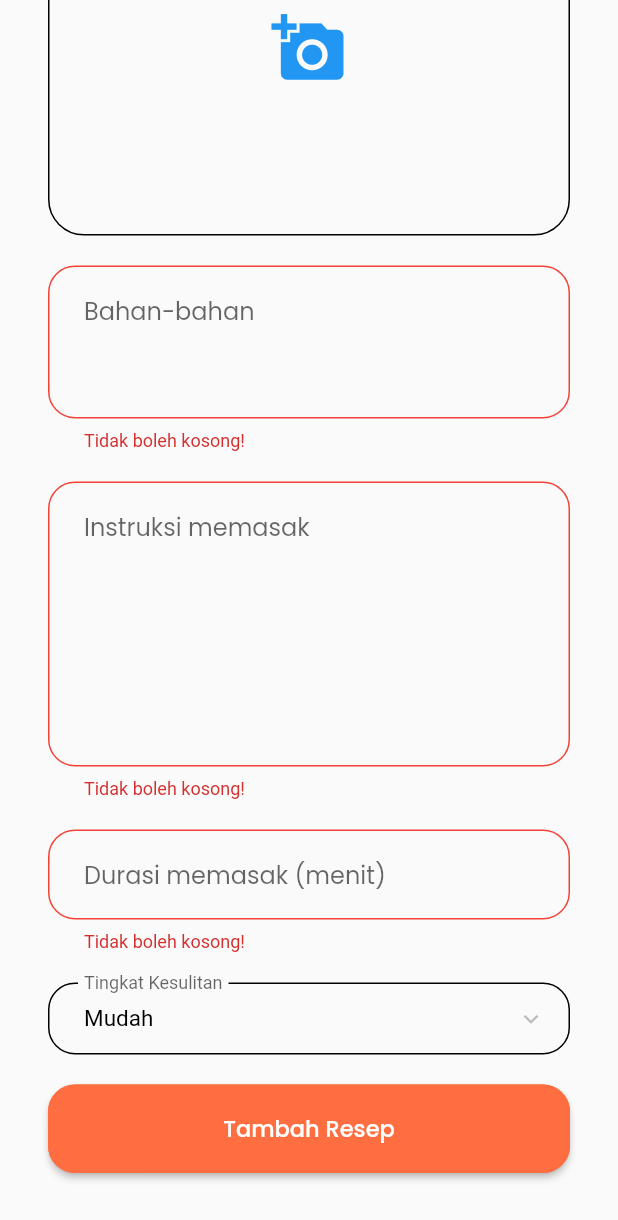
After one commit to dillaasya/dietary_works_capstone, a Flutter app: the AddPage screen opened directly, scrolled down 277 dp, after a tap on "Tambah Resep", on a phone screen of 412 x 824 dp. The commit adds this screen. Shown: the top 1220 px of the screen. Run offline on Flutter 3.47's test engine with Material 2 defaults, Android fonts, the phone set to English and light mode, and no system bars; our stand-ins replace cloud_firestore, firebase_core, firebase_storage, google_fonts, image_picker; accounts and stored records are empty.

Commit message:
final revert

```diff
--- /dev/null
+++ b/lib/ui/add_page.dart
@@ -0,0 +1,458 @@
+import 'package:cloud_firestore/cloud_firestore.dart';
+import 'package:dietary_works_capstone/ui/home_page.dart';
+import 'package:flutter/material.dart';
+import 'package:google_fonts/google_fonts.dart';
+import 'dart:io';
+import 'package:firebase_storage/firebase_storage.dart';
+import 'package:image_picker/image_picker.dart';
+
+class AddPage extends StatefulWidget {
+  static const routeName = '/add_page';
+
+  const AddPage({Key? key}) : super(key: key);
+
+  @override
+  _AddPageState createState() => _AddPageState();
+}
+
+class _AddPageState extends State<AddPage> {
+  final GlobalKey<FormState> _formKeyValue = GlobalKey<FormState>();
+  var scaffoldKey = GlobalKey<ScaffoldState>();
+
+  String? tingkatKesulitan = 'Mudah';
+
+  final kesulitan = ["Mudah", "Sedang", "Sulit"];
+
+  final TextEditingController nameController = TextEditingController();
+  final TextEditingController levelController = TextEditingController();
+  final TextEditingController durationController = TextEditingController();
+  final TextEditingController materialController = TextEditingController();
+  final TextEditingController tutorialController = TextEditingController();
+
+  File? image, _imageItem;
+  String? _urlItemImage;
+
+  @override
+  void initState() {
+    super.initState();
+  }
+
+  @override
+  Widget build(BuildContext context) {
+    return Scaffold(
+        body: SafeArea(
+          child: ListView(
+            children: [
+              Padding(
+                padding: EdgeInsets.only(left: 14, top: 22),
+                child: Row(
+                  children: [
+                    CircleAvatar(
+                      backgroundColor: Colors.deepOrangeAccent,
+                      child: IconButton(
+                          icon: const Icon(Icons.arrow_back),
+                          color: Colors.white,
+                          onPressed: () {
+                            Navigator.pop(context);
+                          }),
+                    ),
+                    const SizedBox(width: 15,),
+                    Text(
+                      'Tambah Resep',
+                      style: GoogleFonts.roboto(
+                          fontSize: 25, fontWeight: FontWeight.w700, color: Colors.deepOrangeAccent),
+                    ),
+                  ],
+                ),
+              ),
+              Container(
+                  padding: const EdgeInsets.only(left: 32, right: 32, bottom: 32),
+                  child: Form(
+                    autovalidateMode: AutovalidateMode.always,
+                    key: _formKeyValue,
+                    child: Column(
+                      mainAxisAlignment: MainAxisAlignment.start,
+                      crossAxisAlignment: CrossAxisAlignment.start,
+                      children: [
+                        Padding(
+                          padding: const EdgeInsets.only(top: 20, bottom: 10),
+                          child: TextFormField(
+                            validator: (value) {
+                              if (value!.isNotEmpty && value.length > 2) {
+                                return null;
+                              } else if (value.length < 5 && value.isNotEmpty) {
+                                return 'Nama resep anda terlalu singkat!';
+                              } else {
+                                return 'Tidak boleh kosong!';
+                              }
+                            },
+                            style: GoogleFonts.poppins(),
+                            controller: nameController,
+                            decoration:  InputDecoration(
+                              hintText: "Nama resep",
+                              focusedBorder: OutlineInputBorder(
+                                borderRadius: BorderRadius.circular(18.0),
+                                borderSide: const BorderSide(
+                                  color: Colors.deepOrangeAccent,
+                                  width: 1.0,
+                                ),
+                              ),
+                              enabledBorder: OutlineInputBorder(
+                                borderRadius: BorderRadius.circular(18.0),
+                                borderSide: const BorderSide(
+                                  color: Colors.black,
+                                  width: 1.0,
+                                ),
+                              ),
+                              errorBorder: OutlineInputBorder(
+                                borderRadius: BorderRadius.circular(18.0),
+                                borderSide: const BorderSide(
+                                  color: Colors.red,
+                                  width: 1.0,
+                                ),
+                              ),
+                              focusedErrorBorder: OutlineInputBorder(
+                                borderRadius: BorderRadius.circular(18.0),
+                                borderSide: const BorderSide(
+                                  color: Colors.red,
+                                  width: 1.0,
+                                ),
+                              ),
+                              contentPadding:
+                              const EdgeInsets.only(left: 24.0, top: 18, bottom: 18),
+                            ),
+                          ),
+                        ),
+                        Container(
+                          width: 350,
+                          height: 250,
+                          margin: const EdgeInsets.only(top: 10, bottom: 10),
+                          decoration: BoxDecoration(
+                            border: Border.all(color: Colors.black),
+                            borderRadius: BorderRadius.circular(24),
+                          ),
+                          child: _imageItem != null
+                              ? Image.file(_imageItem!)
+                              : TextButton(
+                            child: const Icon(
+                              Icons.add_a_photo,
+                              size: 50,
+                            ),
+                            onPressed: () async {
+                              final image = await ImagePicker()
+                                  .pickImage(
+                                  source: ImageSource.gallery);
+                              if (image == null) return;
+
+                              final imageTemporary = File(image.path);
+                              setState(() {
+                                this.image = imageTemporary;
+                                _imageItem = imageTemporary;
+                              });
+
+                              SnackBar snackBarWaiting = const SnackBar(
+                                  content: Text('Mohon Tunggu'));
+                              ScaffoldMessenger.of(context).showSnackBar(snackBarWaiting);
+
+                              postImage().then((downloadUrl) {
+                                _urlItemImage = downloadUrl;
+                                SnackBar snackBarSuccess = const SnackBar(
+                                    content:
+                                    Text('Uploaded Successfully'));
+                                ScaffoldMessenger.of(context).showSnackBar(snackBarSuccess);
+                              });
+                              setState(() {});
+                            },
+                          ),
+                        ),
+                        Padding(
+                          padding: const EdgeInsets.only(top: 10, bottom: 10),
+                          child: TextFormField(
+                            validator: (value) {
+                              if (value!.isNotEmpty) {
+                                return null;
+                              } else {
+                                return 'Tidak boleh kosong!';
+                              }
+                            },
+                            style: GoogleFonts.poppins(),
+                            maxLines: 3,
+                            controller: materialController,
+                            decoration: InputDecoration(
+                              hintText: "Bahan-bahan",
+                              focusedBorder: OutlineInputBorder(
+                                borderRadius: BorderRadius.circular(18.0),
+                                borderSide: const BorderSide(
+                                  color: Colors.deepOrangeAccent,
+                                  width: 1.0,
+                                ),
+                              ),
+                              enabledBorder: OutlineInputBorder(
+                                borderRadius: BorderRadius.circular(18.0),
+                                borderSide: const BorderSide(
+                                  color: Colors.black,
+                                  width: 1.0,
+                                ),
+                              ),
+                              errorBorder: OutlineInputBorder(
+                                borderRadius: BorderRadius.circular(18.0),
+                                borderSide: const BorderSide(
+                                  color: Colors.red,
+                                  width: 1.0,
+                                ),
+                              ),
+                              focusedErrorBorder: OutlineInputBorder(
+                                borderRadius: BorderRadius.circular(18.0),
+                                borderSide: const BorderSide(
+                                  color: Colors.red,
+                                  width: 1.0,
+                                ),
+                              ),
+                              contentPadding:
+                              const EdgeInsets.only(left: 24.0, top: 18, bottom: 18),
+                            ),
+                            keyboardType: TextInputType.multiline,
+                          ),
+                        ),
+                        Padding(
+                          padding: const EdgeInsets.only(top: 10, bottom: 10),
+                          child: TextFormField(
+                            validator: (value) {
+                              if (value!.isNotEmpty) {
+                                return null;
+                              } else {
+                                return 'Tidak boleh kosong!';
+                              }
+                            },
+                            style: GoogleFonts.poppins(),
+                            maxLines: 7,
+                            controller: tutorialController,
+                            decoration:  InputDecoration(
+                              hintText: "Instruksi memasak",
+                              focusedBorder: OutlineInputBorder(
+                                borderRadius: BorderRadius.circular(18.0),
+                                borderSide: const BorderSide(
+                                  color: Colors.deepOrangeAccent,
+                                  width: 1.0,
+                                ),
+                              ),
+                              enabledBorder: OutlineInputBorder(
+                                borderRadius: BorderRadius.circular(18.0),
+                                borderSide: const BorderSide(
+                                  color: Colors.black,
+                                  width: 1.0,
+                                ),
+                              ),
+                              errorBorder: OutlineInputBorder(
+                                borderRadius: BorderRadius.circular(18.0),
+                                borderSide: const BorderSide(
+                                  color: Colors.red,
+                                  width: 1.0,
+                                ),
+                              ),
+                              focusedErrorBorder: OutlineInputBorder(
+                                borderRadius: BorderRadius.circular(18.0),
+                                borderSide: const BorderSide(
+                                  color: Colors.red,
+                                  width: 1.0,
+                                ),
+                              ),
+                              contentPadding:
+                              const EdgeInsets.only(left: 24.0, top: 18, bottom: 18),
+                            ),
+                            keyboardType: TextInputType.multiline,
+                          ),
+                        ),
+                        Padding(
+                          padding: const EdgeInsets.only(top: 10, bottom: 10),
+                          child: TextFormField(
+                            validator: (value) {
+                              if (value!.isEmpty) {
+                                return 'Tidak boleh kosong!';
+                              } else {
+                                return null;
+                              }
+                            },
+                            style: GoogleFonts.poppins(),
+                            controller: durationController,
+                            decoration: InputDecoration(
+                              hintText: "Durasi memasak (menit)",
+                              focusedBorder: OutlineInputBorder(
+                                borderRadius: BorderRadius.circular(18.0),
+                                borderSide: const BorderSide(
+                                  color: Colors.deepOrangeAccent,
+                                  width: 1.0,
+                                ),
+                              ),
+                              enabledBorder: OutlineInputBorder(
+                                borderRadius: BorderRadius.circular(18.0),
+                                borderSide: const BorderSide(
+                                  color: Colors.black,
+                                  width: 1.0,
+                                ),
+                              ),
+                              errorBorder: OutlineInputBorder(
+                                borderRadius: BorderRadius.circular(18.0),
+                                borderSide: const BorderSide(
+                                  color: Colors.red,
+                                  width: 1.0,
+                                ),
+                              ),
+                              focusedErrorBorder: OutlineInputBorder(
+                                borderRadius: BorderRadius.circular(18.0),
+                                borderSide: const BorderSide(
+                                  color: Colors.red,
+                                  width: 1.0,
+                                ),
+                              ),
+                              contentPadding:
+                              const EdgeInsets.only(left: 24.0, top: 18, bottom: 18),
+                            ),
+                            keyboardType: TextInputType.number,
+                          ),
+                        ),
+                        Padding(
+                          padding: const EdgeInsets.only(top: 10, bottom: 10),
+                          child: DropdownButtonFormField<String>(
+                            icon: Padding(
+                              padding: const EdgeInsets.only(right: 16.0),
+                              child: Icon(
+                                Icons.keyboard_arrow_down,
+                                color: Colors.black.withOpacity(0.25),
+                                size: 20,
+                              ),
+                            ),
+                            decoration: InputDecoration(
+                              labelText: "Tingkat Kesulitan",
+                              border: InputBorder.none,
+                              focusedBorder: OutlineInputBorder(
+                                borderRadius: BorderRadius.circular(18.0),
+                                borderSide: const BorderSide(
+                                  color: Colors.deepOrangeAccent,
+                                  width: 1.0,
+                                ),
+                              ),
+                              enabledBorder: OutlineInputBorder(
+                                borderRadius: BorderRadius.circular(18.0),
+                                borderSide: const BorderSide(
+                                  color: Colors.black,
+                                  width: 1.0,
+                                ),
+                              ),
+                              errorBorder: OutlineInputBorder(
+                                borderRadius: BorderRadius.circular(18.0),
+                                borderSide: const BorderSide(
+                                  color: Colors.red,
+                                  width: 1.0,
+                                ),
+                              ),
+                              focusedErrorBorder: OutlineInputBorder(
+                                borderRadius: BorderRadius.circular(18.0),
+                                borderSide: const BorderSide(
+                                  color: Colors.red,
+                                  width: 1.0,
+                                ),
+                              ),
+                              filled: false,
+                              contentPadding:
+                              const EdgeInsets.only(left: 24.0, right: 0),
+                              hintStyle: GoogleFonts.roboto(
+                                  fontSize: 20,
+                                  color: Colors.black.withOpacity(0.25)
+                              ),
+                            ),
+                            value: tingkatKesulitan,
+                            onChanged: (newValue) {
+                              setState(() {
+                                tingkatKesulitan = newValue!;
+                              });
+                            },
+                            validator: (value) {
+                              if (value!.isNotEmpty) {
+                                return null;
+                              } else {
+                                return 'Tingkat kesulitan harus dipilih!';
+                              }
+                            },
+                            items: kesulitan.map((valueItem) {
+                              return DropdownMenuItem(
+                                value: valueItem,
+                                child: Text(
+                                  valueItem,
+                                  style: GoogleFonts.roboto(
+                                      fontSize: 15, color: Colors.black),
+                                ),
+                              );
+                            }).toList(),
+                          ),
+                        ),
+                        Padding(
+                          padding: const EdgeInsets.only(top: 10, bottom: 10),
+                          child: ElevatedButton(
+                              style: ButtonStyle(
+                                  padding: MaterialStateProperty.all(const EdgeInsets.only(top: 18, bottom: 18)),
+                                  minimumSize: MaterialStateProperty.all<Size>(const Size(350, 0)),
+                                  backgroundColor: MaterialStateProperty.all<Color>(Colors.deepOrangeAccent),
+                                  shape: MaterialStateProperty.all<RoundedRectangleBorder>(
+                                      RoundedRectangleBorder(
+                                          borderRadius: BorderRadius.circular(18.0),
+                                          side: const BorderSide(color: Colors.deepOrangeAccent)
+                                      )
+                                  )
+                              ),
+                              child: Text(
+                                'Tambah Resep',
+                                style: GoogleFonts.poppins(
+                                    color: Colors.white,
+                                    fontSize: 15,
+                                    fontWeight: FontWeight.w500),
+                              ),
+                              onPressed: () {
+                                setState(() {
+                                  postItem();
+                                });
+                              }),
+                        ),
+                      ],
+                    ),
+                  )),
+            ],
+          ),
+        )
+    );
+  }
+
+  Future<String> postImage() async {
+    String fileName = DateTime.now().millisecondsSinceEpoch.toString();
+    Reference reference =
+    FirebaseStorage.instance.ref().child('fotoItem/$fileName');
+    await reference.putFile(_imageItem!);
+    return await reference.getDownloadURL();
+  }
+
+  void postItem() {
+    FirebaseFirestore firestore = FirebaseFirestore.instance;
+    CollectionReference resep = firestore.collection('resep');
+
+    if (_formKeyValue.currentState!.validate()) {
+      resep.add({
+        'nama': nameController.text,
+        'durasi': int.tryParse(durationController.text) ?? 0,
+        'bahan': materialController.text,
+        'instruksi memasak': tutorialController.text,
+        'tingkat kesulitan': tingkatKesulitan,
+        'gambar': _urlItemImage
+      });
+
+      nameController.text = '';
+      durationController.text = '';
+      materialController.text = '';
+      tutorialController.text = '';
+
+      Navigator.pushReplacement(
+        context,
+        MaterialPageRoute(builder: (context) => const HomePage()),
+      );
+    }
+  }
+}
--- a/lib/ui/home_page.dart
+++ b/lib/ui/home_page.dart
@@ -16,7 +16,7 @@ class _HomePageState extends State<HomePage> {
   int _bottomNavIndex = 0;
   static const String _homeText = 'Home';
   static const String _searchText = 'Search';
-  static const String _profileText = 'Tambah';
+  static const String _profileText = 'Profile';
 
   final List<Widget> _listWidget = [
     const ListPage(),
@@ -31,7 +31,7 @@ class _HomePageState extends State<HomePage> {
     ),
     const BottomNavigationBarItem(icon: Icon(Icons.search), label: _searchText),
     const BottomNavigationBarItem(
-        icon: Icon(Icons.add), label: _profileText),
+        icon: Icon(Icons.person), label: _profileText),
   ];
 
   void _onBottomNavTapped(int index) {
--- a/lib/ui/profile_page.dart
+++ b/lib/ui/profile_page.dart
@@ -15,7 +15,7 @@ class _ProfilePageState extends State<ProfilePage> {
   Widget build(BuildContext context) {
     return Scaffold(
       body: Container(
-        margin: const EdgeInsets.only(top: 12, left: 32, right: 32),
+        margin: const EdgeInsets.only(top: 32, left: 32, right: 32),
         child: SafeArea(
           child: Column(
             children: <Widget>[
@@ -26,7 +26,7 @@ class _ProfilePageState extends State<ProfilePage> {
                 crossAxisAlignment: CrossAxisAlignment.start,
                 children: [
                   Padding(
-                    padding: const EdgeInsets.only(top: 10, bottom: 20),
+                    padding: const EdgeInsets.only(top: 10, bottom: 10),
                     child: ElevatedButton(
                         style: ButtonStyle(
                             padding: MaterialStateProperty.all(const EdgeInsets.only(top: 18, bottom: 18)),
--- a/lib/widget/card_recipe.dart
+++ b/lib/widget/card_recipe.dart
@@ -1,4 +1,3 @@
-import 'package:flutter/cupertino.dart';
 import 'package:flutter/material.dart';
 import 'package:google_fonts/google_fonts.dart';
 
@@ -24,11 +23,7 @@ class CardRecipe extends StatelessWidget {
           shape: RoundedRectangleBorder(
             borderRadius: BorderRadius.circular(14),
           ),
-          child: Row(
-            mainAxisAlignment: MainAxisAlignment.spaceBetween,
-            children: [
-              Row(
-                  children: <Widget>[
+          child: Row(children: <Widget>[
             SizedBox(
                 height: 90,
                 width: 110,
@@ -75,32 +70,8 @@ class CardRecipe extends StatelessWidget {
                   ),
                 ],
               ),
-                    ),
-                  ]
-              ),
-              Container(
-                height: 40,
-                width: 60,
-                margin: EdgeInsets.only(right: 15),
-                child: ElevatedButton(
-                    style: ElevatedButton.styleFrom(
-                      onPrimary: Colors.white,
-                      primary: Colors.red,
-                      shadowColor: Colors.grey,
-                      shape: RoundedRectangleBorder(borderRadius: BorderRadius.circular(30)),
-
-                    ),
-                    child: const Center(
-                        child: Icon(
-                          Icons.delete,
-                          color: Colors.white,
-                        )),
-                    onPressed: () {
-                      if (onDelete != null) onDelete();
-                    }),
             )
-            ],
-          )
+          ]),
         )
 
     );
```
Lines whose indentation alone changed are shown as unchanged.
